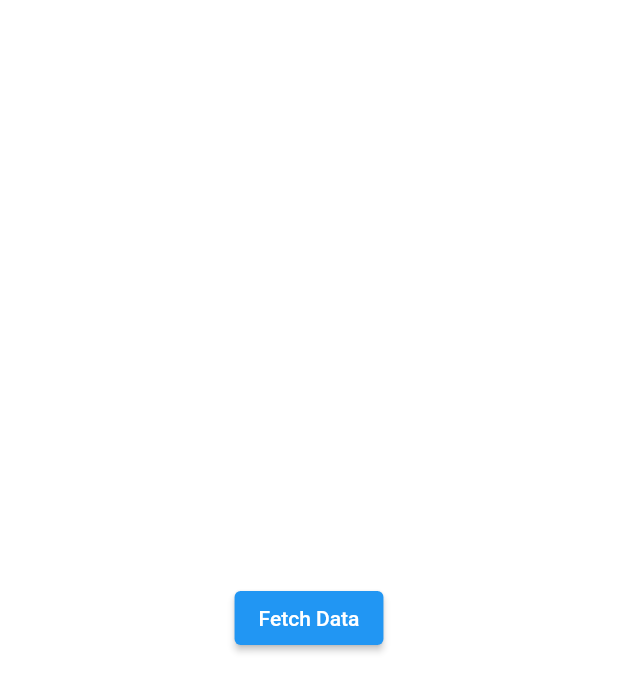
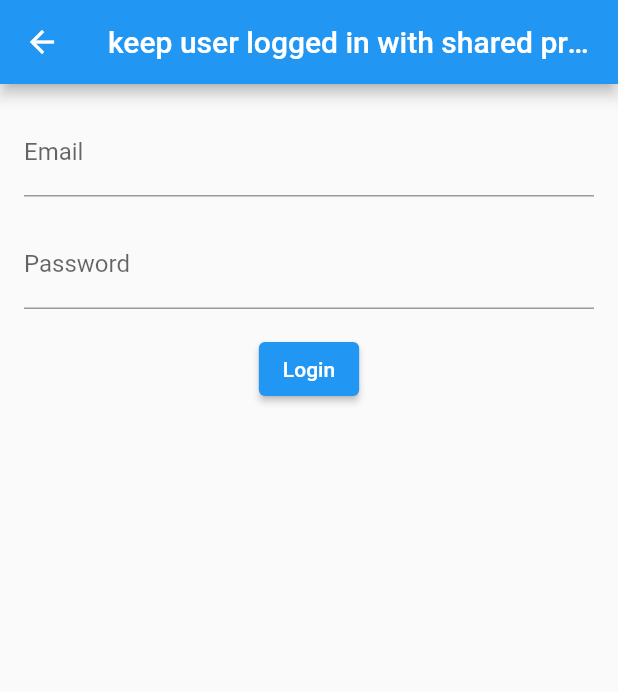
Before and after one commit to TahminaTania/learning_state_management, a Flutter app: the screen it shows after launch, on a phone screen of 412 x 824 dp. Shown: the top 692 px of the screen. Run offline on Flutter 3.47's test engine with Material 2 defaults, Android fonts, the phone set to English and light mode, and no system bars; our stand-ins replace bloc, equatable, flutter_bloc, shared_preferences.

Commit message:
IsLogged in checked with shared_Preferences

```diff
--- a/lib/main.dart
+++ b/lib/main.dart
@@ -8,6 +8,9 @@ import 'package:learning_sm/fetchData/single_data.dart';
 import 'package:learning_sm/log_in/cubit/login_cubit.dart';
 import 'package:learning_sm/log_in/home_page.dart';
 import 'package:learning_sm/log_in/log_in_page.dart';
+import 'package:learning_sm/shared_preferences/home_screen.dart';
+import 'package:learning_sm/shared_preferences/log_in_screen.dart';
+import 'package:learning_sm/shared_preferences/splash_screen.dart';
 //import 'package:learning_sm/pages/home_page.dart';
 
 void main() {
@@ -54,35 +57,49 @@ void main() {
 //   }
 // }
 
-//--------------- Api Call using Cubit------------------
+// //--------------- Api Call using Cubit------------------
+
+// class MyApp extends StatelessWidget {
+//   @override
+//   Widget build(BuildContext context) {
+//     return BlocProvider(
+//       create: (context) => FetchdataCubit(UserRepository()),
+//       child: MaterialApp(
+//         title: 'Api Call',
+//         home: Center(child: Main()),
+//         routes: {
+//           '/data': (context) => DataPage(),
+//           //'data/singlepage': (context) => SingleData()
+//         },
+//       ),
+//     );
+//   }
+// }
+
+// class Main extends StatelessWidget {
+//   const Main({Key? key}) : super(key: key);
+
+//   @override
+//   Widget build(BuildContext context) {
+//     return Container(
+//         child: ElevatedButton(
+//             onPressed: () {
+//               Navigator.pushNamed(context, '/data');
+//             },
+//             child: Text("Fetch Data")));
+//   }
+// }
 
 class MyApp extends StatelessWidget {
   @override
   Widget build(BuildContext context) {
-    return BlocProvider(
-      create: (context) => FetchdataCubit(UserRepository()),
-      child: MaterialApp(
-        title: 'Api Call',
-        home: Center(child: Main()),
-        routes: {
-          '/data': (context) => DataPage(),
-          //'data/singlepage': (context) => SingleData()
-        },
-      ),
+    return MaterialApp(
+      title: 'shared_preferences',
+      home: SplashScreen(),
+      routes: {
+        '/login': (context) => LogInScreen(),
+        '/home': (context) => HomeScreen(),
+      },
     );
   }
 }
-
-class Main extends StatelessWidget {
-  const Main({Key? key}) : super(key: key);
-
-  @override
-  Widget build(BuildContext context) {
-    return Container(
-        child: ElevatedButton(
-            onPressed: () {
-              Navigator.pushNamed(context, '/data');
-            },
-            child: Text("Fetch Data")));
-  }
-}
--- /dev/null
+++ b/lib/shared_preferences/log_in_screen.dart
@@ -0,0 +1,58 @@
+import 'package:flutter/material.dart';
+import 'package:learning_sm/shared_preferences/splash_screen.dart';
+import 'package:shared_preferences/shared_preferences.dart';
+
+class LogInScreen extends StatelessWidget {
+  LogInScreen({Key? key}) : super(key: key);
+  final TextEditingController _emailController = TextEditingController();
+  final TextEditingController _passwordController = TextEditingController();
+
+  @override
+  Widget build(BuildContext context) {
+    return Scaffold(
+      appBar: AppBar(
+        title: Text('keep user logged in with shared preferences'),
+      ),
+      body: Padding(
+        padding: EdgeInsets.all(16.0),
+        child: Column(
+          children: [
+            TextField(
+              controller: _emailController,
+              keyboardType: TextInputType.emailAddress,
+              decoration: InputDecoration(
+                labelText: 'Email',
+              ),
+            ),
+            SizedBox(height: 16.0),
+            TextField(
+              controller: _passwordController,
+              obscureText: true,
+              decoration: InputDecoration(
+                labelText: 'Password',
+              ),
+            ),
+            SizedBox(height: 16.0),
+            ElevatedButton(
+              onPressed: () async {
+                final email = _emailController.text;
+                final password = _passwordController.text;
+                SharedPreferences prefs = await SharedPreferences.getInstance();
+                prefs.setBool(SplashScreenState.KeyLogin, true);
+
+                Navigator.pushNamed(
+                  context as BuildContext,
+                  '/home',
+                  arguments: {'user': email},
+                );
+              },
+              child: Text('Login'),
+            ),
+            SizedBox(height: 16.0),
+          ],
+        ),
+      ),
+    );
+    ;
+  }
+}
--- a/pubspec.yaml
+++ b/pubspec.yaml
@@ -38,6 +38,7 @@ dependencies:
   flutter_bloc: ^8.1.3
   http: ^1.0.0
   equatable: ^2.0.5
+  shared_preferences: ^2.1.2
 
 
 dev_dependencies:
```
Also changed, not shown: lib/shared_preferences/home_screen.dart (added, +26 -0 lines), lib/shared_preferences/splash_screen.dart (added, +49 -0 lines), pubspec.lock, 1 other file.
